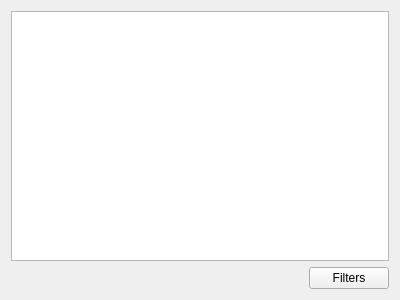
Old version of the form mqt/MqtBase/clusterclientframe.ui in the repository Rsclub22/Minos2-Mirror.
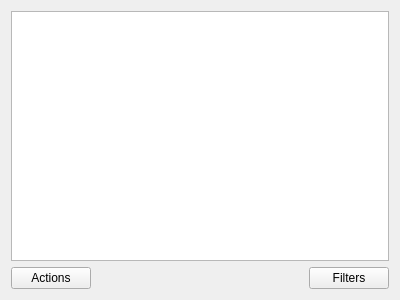
New version of the form.

Commit message: add Actions Button to clusterclientframe.cpp

The edit to the form file:
```diff
--- a/mqt/MqtBase/clusterclientframe.ui
+++ b/mqt/MqtBase/clusterclientframe.ui
@@ -19,6 +19,13 @@
    </item>
    <item>
     <layout class="QHBoxLayout" name="horizontalLayout">
+     <item>
+      <widget class="QPushButton" name="actionsButton">
+       <property name="text">
+        <string>Actions</string>
+       </property>
+      </widget>
+     </item>
      <item>
       <spacer name="horizontalSpacer">
        <property name="orientation">
```
The commit also changes 2 other files.
